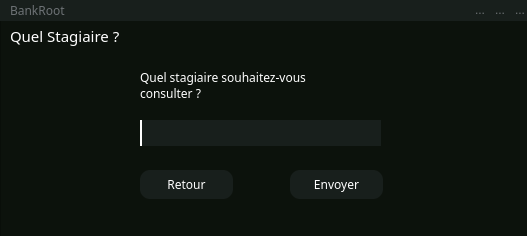
Qt form quel_stagiaire.ui (SparqueeZ/Bank-Root) before a commit.
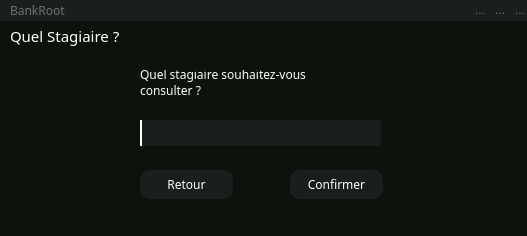
The same form after that commit. Icons and pictures are not drawn.

Diff of the .ui file:
```diff
--- a/quel_stagiaire.ui
+++ b/quel_stagiaire.ui
@@ -37,7 +37,7 @@
       <x>140</x>
       <y>70</y>
       <width>241</width>
-      <height>31</height>
+      <height>41</height>
      </rect>
     </property>
     <property name="font">
@@ -125,8 +125,9 @@
     </property>
     <property name="font">
      <font>
-      <family>Montserrat</family>
+      <family>Montserrat Medium</family>
       <pointsize>9</pointsize>
+      <italic>false</italic>
      </font>
     </property>
     <property name="styleSheet">
@@ -151,7 +152,7 @@
 </string>
     </property>
     <property name="text">
-     <string>Envoyer</string>
+     <string>Confirmer</string>
     </property>
    </widget>
    <widget class="QLabel" name="label_5">
```
Left out of the diff: 9 changed lines with no effect on the pictures.
